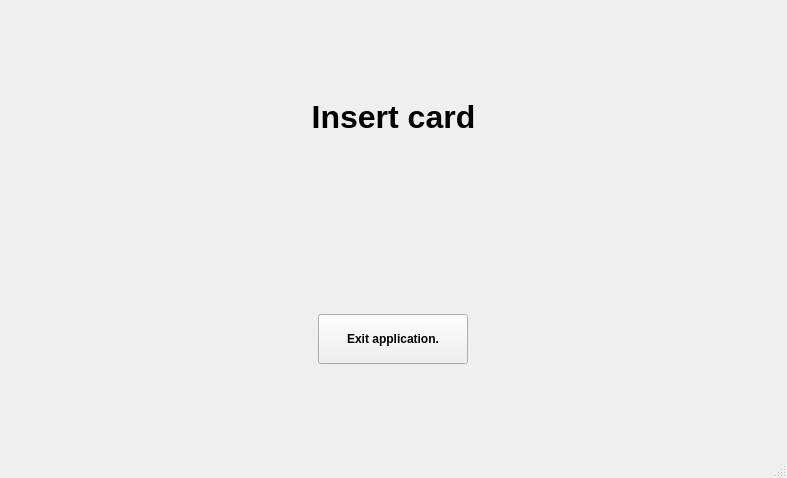
Necromunda/ATM, file bankautomat/mainwindow.ui: the form before one commit.
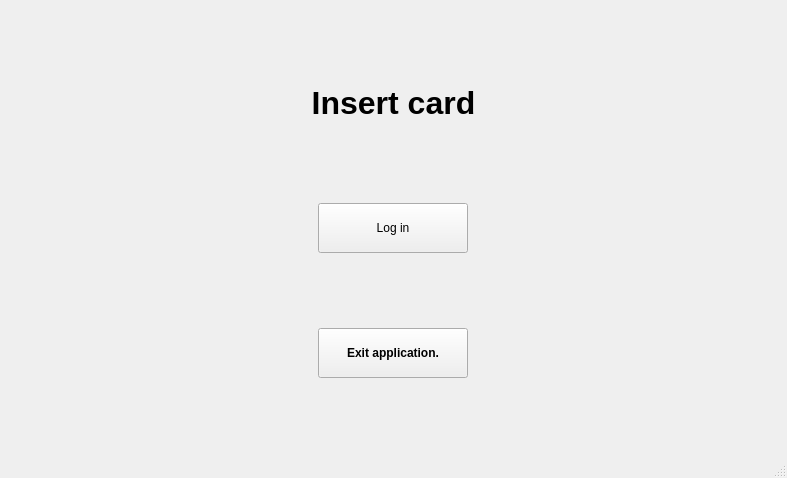
The form after the commit.

Diff of the .ui file:
```diff
--- a/bankautomat/mainwindow.ui
+++ b/bankautomat/mainwindow.ui
@@ -44,6 +44,25 @@
       </property>
      </widget>
     </item>
+    <item alignment="Qt::AlignHCenter">
+     <widget class="QPushButton" name="pushButton">
+      <property name="sizePolicy">
+       <sizepolicy hsizetype="Maximum" vsizetype="Maximum">
+        <horstretch>0</horstretch>
+        <verstretch>0</verstretch>
+       </sizepolicy>
+      </property>
+      <property name="minimumSize">
+       <size>
+        <width>150</width>
+        <height>50</height>
+       </size>
+      </property>
+      <property name="text">
+       <string>Log in</string>
+      </property>
+     </widget>
+    </item>
     <item alignment="Qt::AlignHCenter|Qt::AlignVCenter">
      <widget class="QPushButton" name="exitApp">
       <property name="sizePolicy">
```
